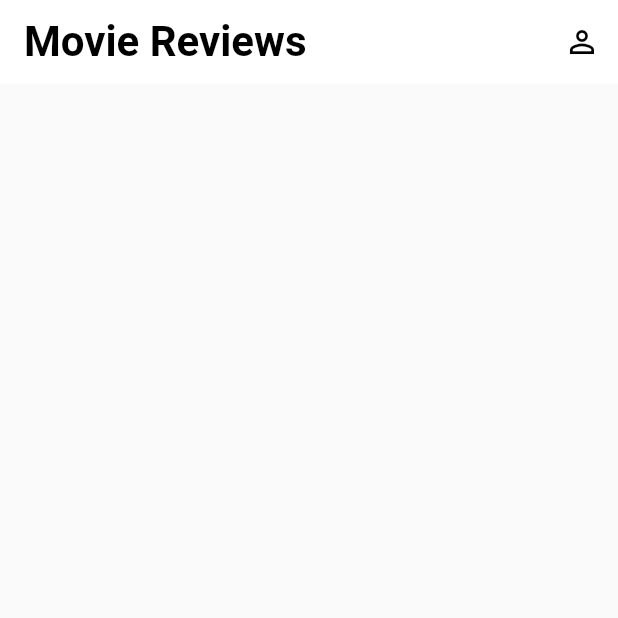
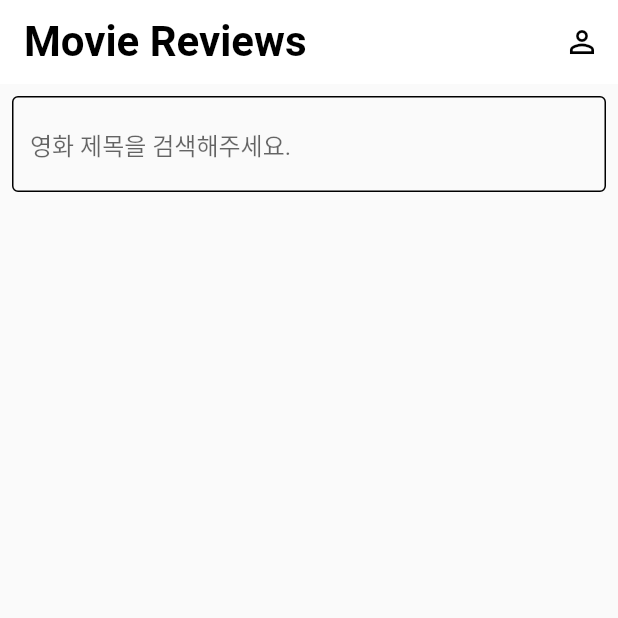
Before and after one commit to Jzzn-a/Flutter_Practice, a Flutter app: the screen it shows after launch, on a phone screen of 412 x 824 dp, the top half of it. Run offline on Flutter 3.47's test engine with Material 2 defaults, Android fonts, the phone set to English and light mode, and no system bars; missing offline and left inert: dart:html.

Commit message:
Text Field 추가

```diff
--- a/sign_up_page/sign_up_page/lib/main.dart
+++ b/sign_up_page/sign_up_page/lib/main.dart
@@ -1,5 +1,3 @@
-import 'dart:html';
-
 import 'package:flutter/material.dart';
 
 void main() {
@@ -32,6 +30,20 @@ class MyApp extends StatelessWidget {
             )
           ],
         ),
+        body: Padding(
+          padding: const EdgeInsets.all(8.0),
+          child: Column(
+            children: [
+              TextField(
+                decoration: InputDecoration(
+                  enabledBorder: OutlineInputBorder(
+                      borderSide: BorderSide(color: Colors.black, width: 1.0)),
+                  hintText: '영화 제목을 검색해주세요.',
+                ),
+              ),
+            ],
+          ),
+        ),
       ),
     );
   }
```
